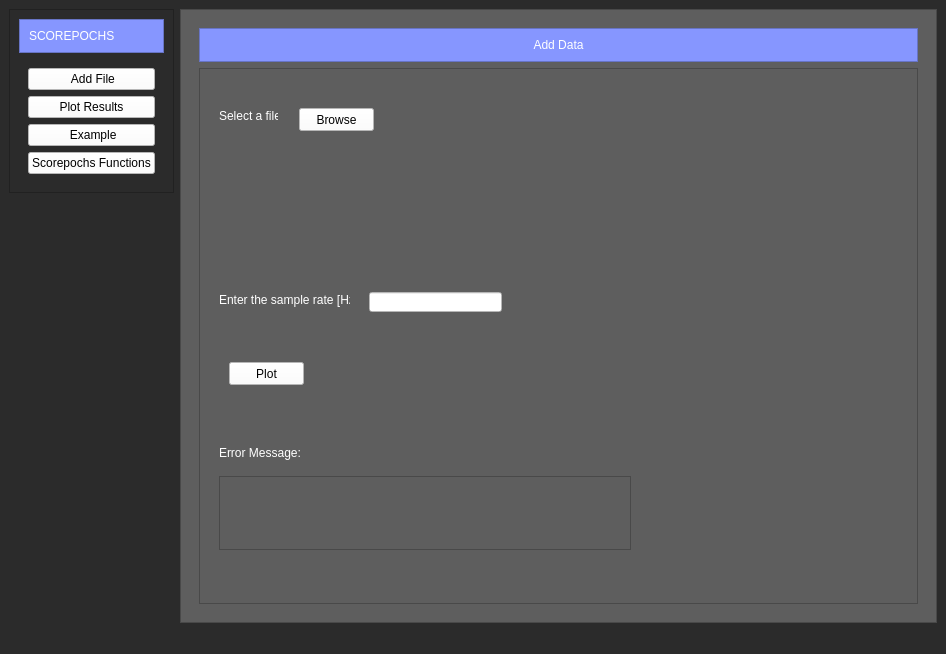
This is qt_tesi.ui in saugabriele/Scorepochs_GUI as Qt 5 draws it before an edit. The edited form follows.
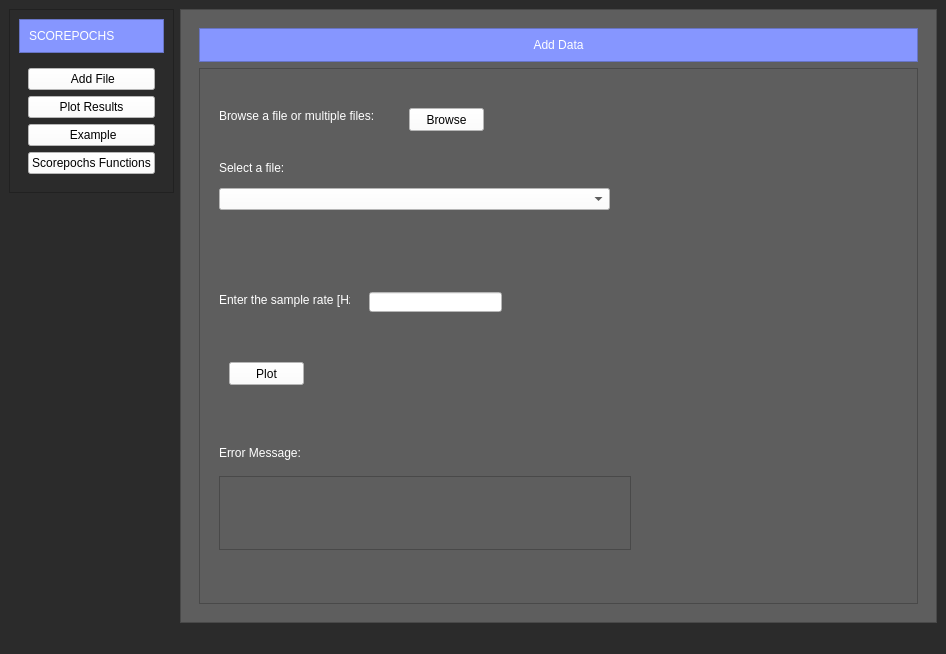
This is the edited form. The open tabs and pages were chosen to show the change. Icons and pictures are not drawn.

```diff
--- a/qt_tesi.ui
+++ b/qt_tesi.ui
@@ -206,7 +206,7 @@
                   <rect>
                    <x>10</x>
                    <y>30</y>
-                   <width>59</width>
+                   <width>171</width>
                    <height>16</height>
                   </rect>
                  </property>
@@ -214,13 +214,13 @@
                   <string notr="true">color: rgb(255, 255, 255);</string>
                  </property>
                  <property name="text">
-                  <string>Select a file:</string>
+                  <string>Browse a file or multiple files:</string>
                  </property>
                 </widget>
                 <widget class="QPushButton" name="browse_button">
                  <property name="geometry">
                   <rect>
-                   <x>90</x>
+                   <x>200</x>
                    <y>30</y>
                    <width>75</width>
                    <height>23</height>
@@ -239,28 +239,12 @@
                   <string>Browse</string>
                  </property>
                 </widget>
-                <widget class="QLabel" name="filename">
-                 <property name="geometry">
-                  <rect>
-                   <x>10</x>
-                   <y>70</y>
-                   <width>321</width>
-                   <height>21</height>
-                  </rect>
-                 </property>
-                 <property name="styleSheet">
-                  <string notr="true">color: rgb(255, 255, 255);</string>
-                 </property>
-                 <property name="text">
-                  <string/>
-                 </property>
-                </widget>
                 <widget class="QLabel" name="error_message_file">
                  <property name="geometry">
                   <rect>
-                   <x>180</x>
+                   <x>300</x>
                    <y>30</y>
-                   <width>251</width>
+                   <width>221</width>
                    <height>21</height>
                   </rect>
                  </property>
@@ -271,6 +255,36 @@
                   <string/>
                  </property>
                 </widget>
+                <widget class="QComboBox" name="fileselected_combobox">
+                 <property name="geometry">
+                  <rect>
+                   <x>10</x>
+                   <y>110</y>
+                   <width>391</width>
+                   <height>22</height>
+                  </rect>
+                 </property>
+                 <property name="styleSheet">
+                  <string notr="true">background-color: rgb(255, 255, 255);
+color: rgb(0, 0, 0);</string>
+                 </property>
+                </widget>
+                <widget class="QLabel" name="label_21">
+                 <property name="geometry">
+                  <rect>
+                   <x>10</x>
+                   <y>80</y>
+                   <width>161</width>
+                   <height>20</height>
+                  </rect>
+                 </property>
+                 <property name="styleSheet">
+                  <string notr="true">color: rgb(255, 255, 255);</string>
+                 </property>
+                 <property name="text">
+                  <string>Select a file:</string>
+                 </property>
+                </widget>
                </widget>
               </item>
               <item>
```
Left out of the diff: 6 changed lines with no effect on the pictures.
